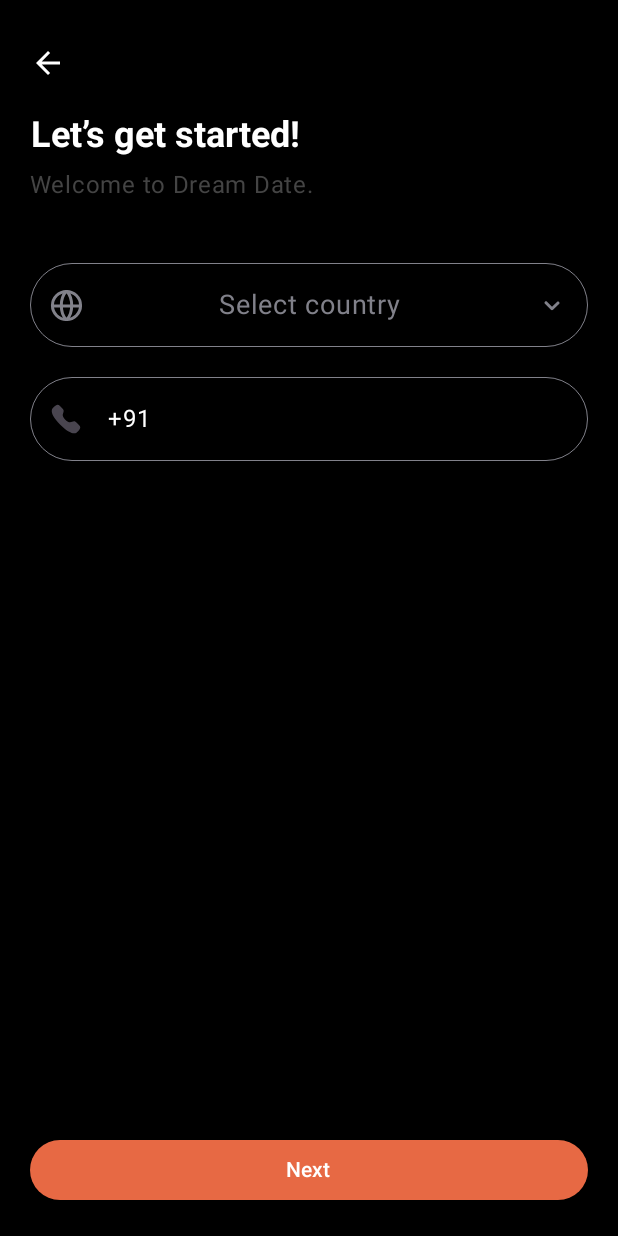
After one commit to askNilesh/Dream-Date, an Android app built with Jetpack Compose: the @Preview function EnterPhoneNumberScreen, on a phone screen of 412 x 824 dp. The commit adds this screen. Run offline under Robolectric (Android 15) with nearby library versions, the phone set to English and light mode, and no system bars.

Commit message:
- Implemented enter phone number screen

```diff
--- a/app/src/main/AndroidManifest.xml
+++ b/app/src/main/AndroidManifest.xml
@@ -15,6 +15,7 @@
       android:name=".MainActivity"
       android:exported="true"
       android:label="@string/app_name"
+      android:windowSoftInputMode="adjustResize"
       android:theme="@style/Theme.DreamDate">
       <intent-filter>
         <action android:name="android.intent.action.MAIN" />
--- /dev/null
+++ b/app/src/main/java/com/asknilesh/dreamdate/common_components/DefaultButton.kt
@@ -0,0 +1,32 @@
+package com.asknilesh.dreamdate.common_components
+
+import androidx.compose.foundation.layout.fillMaxWidth
+import androidx.compose.material3.ButtonDefaults
+import androidx.compose.material3.ElevatedButton
+import androidx.compose.material3.Text
+import androidx.compose.runtime.Composable
+import androidx.compose.ui.Modifier
+import androidx.compose.ui.graphics.Color
+import androidx.compose.ui.tooling.preview.Preview
+import com.asknilesh.dreamdate.ui.theme.ButtonColor
+
+@Composable
+@Preview
+fun CommonButton(
+  modifier: Modifier = Modifier.fillMaxWidth(),
+  buttonText: String = "Continue",
+  buttonContainerColor: Color = ButtonColor,
+  contentColor: Color = Color.White,
+  onClick: () -> Unit = { }
+) {
+  ElevatedButton(
+    onClick = { onClick() },
+    modifier = modifier,
+    colors = ButtonDefaults.buttonColors(
+      containerColor = buttonContainerColor,
+      contentColor = contentColor
+    )
+  ) {
+    Text(text = buttonText)
+  }
+}
--- /dev/null
+++ b/app/src/main/java/com/asknilesh/dreamdate/common_components/PrefixTransformation.kt
@@ -0,0 +1,31 @@
+package com.asknilesh.dreamdate.common_components
+
+import androidx.compose.ui.text.AnnotatedString
+import androidx.compose.ui.text.input.OffsetMapping
+import androidx.compose.ui.text.input.TransformedText
+import androidx.compose.ui.text.input.VisualTransformation
+
+class PrefixTransformation(val prefix: String) : VisualTransformation {
+  override fun filter(text: AnnotatedString): TransformedText {
+    return PrefixFilter(text, prefix)
+  }
+}
+
+fun PrefixFilter(number: AnnotatedString, prefix: String): TransformedText {
+
+  val out = prefix + number.text
+  val prefixOffset = prefix.length
+
+  val numberOffsetTranslator = object : OffsetMapping {
+    override fun originalToTransformed(offset: Int): Int {
+      return offset + prefixOffset
+    }
+
+    override fun transformedToOriginal(offset: Int): Int {
+      if (offset < prefixOffset) return 0
+      return offset - prefixOffset
+    }
+  }
+
+  return TransformedText(AnnotatedString(out), numberOffsetTranslator)
+}
--- a/app/src/main/java/com/asknilesh/dreamdate/navigation/DreamDateNavigation.kt
+++ b/app/src/main/java/com/asknilesh/dreamdate/navigation/DreamDateNavigation.kt
@@ -4,19 +4,25 @@ import androidx.compose.runtime.Composable
 import androidx.navigation.compose.NavHost
 import androidx.navigation.compose.composable
 import androidx.navigation.compose.rememberNavController
+import com.asknilesh.dreamdate.screens.create_account.EnterPhoneNumberScreen
 import com.asknilesh.dreamdate.screens.intro.IntroScreen
 import com.asknilesh.dreamdate.screens.login.LoginScreen
 
 @Composable
 fun DreamDateNavigation() {
   val navController = rememberNavController()
-  NavHost(navController = navController, startDestination = DreamDateScreens.INTRO_SCREEN.name) {
+  NavHost(navController = navController, startDestination = DreamDateScreens.ENTER_PHONE_NUMBER_SCREEN.name) {
 
     composable(DreamDateScreens.INTRO_SCREEN.name) {
       IntroScreen(navController = navController)
     }
+
     composable(DreamDateScreens.LOGIN_SCREEN.name) {
-      LoginScreen()
+      LoginScreen(navController = navController)
+    }
+
+    composable(DreamDateScreens.ENTER_PHONE_NUMBER_SCREEN.name) {
+      EnterPhoneNumberScreen()
     }
 
   }
--- a/app/src/main/java/com/asknilesh/dreamdate/navigation/DreamDateScreens.kt
+++ b/app/src/main/java/com/asknilesh/dreamdate/navigation/DreamDateScreens.kt
@@ -3,6 +3,7 @@ package com.asknilesh.dreamdate.navigation
 enum class DreamDateScreens {
   INTRO_SCREEN,
   LOGIN_SCREEN,
+  ENTER_PHONE_NUMBER_SCREEN,
   SIGNUP_SCREEN,
   HOME_SCREEN,
   BOOK_DETAILS_SCREEN,
@@ -13,6 +14,7 @@ enum class DreamDateScreens {
       when (route?.substringBefore("/")) {
         INTRO_SCREEN.name -> INTRO_SCREEN
         LOGIN_SCREEN.name -> LOGIN_SCREEN
+        ENTER_PHONE_NUMBER_SCREEN.name -> ENTER_PHONE_NUMBER_SCREEN
         SIGNUP_SCREEN.name -> SIGNUP_SCREEN
         HOME_SCREEN.name -> HOME_SCREEN
         BOOK_DETAILS_SCREEN.name -> BOOK_DETAILS_SCREEN
--- /dev/null
+++ b/app/src/main/java/com/asknilesh/dreamdate/screens/create_account/EnterPhoneNumberScreen.kt
@@ -0,0 +1,201 @@
+package com.asknilesh.dreamdate.screens.create_account
+
+import android.annotation.SuppressLint
+import androidx.compose.foundation.background
+import androidx.compose.foundation.border
+import androidx.compose.foundation.clickable
+import androidx.compose.foundation.layout.Column
+import androidx.compose.foundation.layout.Spacer
+import androidx.compose.foundation.layout.WindowInsets
+import androidx.compose.foundation.layout.asPaddingValues
+import androidx.compose.foundation.layout.fillMaxHeight
+import androidx.compose.foundation.layout.fillMaxWidth
+import androidx.compose.foundation.layout.height
+import androidx.compose.foundation.layout.ime
+import androidx.compose.foundation.layout.imePadding
+import androidx.compose.foundation.layout.padding
+import androidx.compose.foundation.rememberScrollState
+import androidx.compose.foundation.shape.CircleShape
+import androidx.compose.foundation.text.KeyboardOptions
+import androidx.compose.foundation.verticalScroll
+import androidx.compose.material.icons.Icons
+import androidx.compose.material.icons.filled.ArrowBack
+import androidx.compose.material3.ExperimentalMaterial3Api
+import androidx.compose.material3.Icon
+import androidx.compose.material3.MaterialTheme
+import androidx.compose.material3.Scaffold
+import androidx.compose.material3.Text
+import androidx.compose.material3.TextField
+import androidx.compose.material3.TextFieldDefaults
+import androidx.compose.runtime.Composable
+import androidx.compose.runtime.mutableStateOf
+import androidx.compose.runtime.remember
+import androidx.compose.ui.Modifier
+import androidx.compose.ui.graphics.Color
+import androidx.compose.ui.res.painterResource
+import androidx.compose.ui.text.font.FontWeight
+import androidx.compose.ui.text.input.ImeAction
+import androidx.compose.ui.text.input.KeyboardType
+import androidx.compose.ui.text.style.TextAlign
+import androidx.compose.ui.tooling.preview.Preview
+import androidx.compose.ui.unit.dp
+import androidx.compose.ui.unit.sp
+import com.asknilesh.dreamdate.R
+import com.asknilesh.dreamdate.common_components.CommonButton
+import com.asknilesh.dreamdate.common_components.PrefixTransformation
+import com.asknilesh.dreamdate.ui.theme.LightGrey
+
+@SuppressLint("UnusedMaterial3ScaffoldPaddingParameter")
+@OptIn(ExperimentalMaterial3Api::class)
+@Composable @Preview(showSystemUi = true)
+fun EnterPhoneNumberScreen() {
+  val countryState = remember {
+    mutableStateOf("")
+  }
+  val phoneNumberState = remember {
+    mutableStateOf("")
+  }
+  Scaffold(
+    modifier = Modifier
+      .fillMaxWidth()
+      .fillMaxHeight()
+    ,
+    containerColor = Color.Black,
+  ) { paddings ->
+
+    Column(
+      modifier = Modifier
+        .fillMaxWidth()
+        .fillMaxHeight()
+        .padding( 20.dp )
+        .verticalScroll(rememberScrollState())
+    ) {
+      Spacer(modifier = Modifier.height(10.dp))
+      Icon(imageVector = Icons.Default.ArrowBack,
+        contentDescription = "Back",
+        tint = Color.White,
+        modifier = Modifier.clickable {
+
+        })
+      Spacer(modifier = Modifier.height(20.dp))
+
+      Text(
+        text = "Let’s get started!",
+        style = MaterialTheme.typography.headlineSmall,
+        color = Color.White,
+        textAlign = TextAlign.Center,
+        fontWeight = FontWeight.Bold
+      )
+
+      Spacer(modifier = Modifier.height(5.dp))
+
+      Text(
+        text = "Welcome to Dream Date.",
+        style = MaterialTheme.typography.bodyLarge,
+        textAlign = TextAlign.Justify,
+        color = Color.DarkGray
+      )
+      Spacer(modifier = Modifier.height(40.dp))
+
+      TextField(
+        modifier = Modifier
+          .fillMaxWidth()
+          .border(0.5.dp, LightGrey, CircleShape),
+
+        shape = CircleShape,
+        value = countryState.value,
+        onValueChange = {
+          countryState.value = it
+        },
+        enabled = false,
+        leadingIcon = {
+          Icon(
+            painter = painterResource(id = R.drawable.ic_world),
+            contentDescription = "Select country"
+          )
+        },
+        trailingIcon = {
+          Icon(
+            painter = painterResource(id = R.drawable.ic_down),
+            contentDescription = "Select country"
+          )
+        },
+        placeholder = {
+          Text(
+            text = "Select country",
+            textAlign = TextAlign.Center,
+            fontSize = 18.sp,
+            color = LightGrey,
+            modifier = Modifier.fillMaxWidth()
+          )
+        },
+        colors = TextFieldDefaults.textFieldColors(
+          textColor = Color.White,
+          disabledTextColor = Color.Transparent,
+          containerColor = Color.Transparent,
+          focusedIndicatorColor = Color.Transparent,
+          unfocusedIndicatorColor = Color.Transparent,
+          disabledIndicatorColor = Color.Transparent,
+          disabledLeadingIconColor = LightGrey,
+          disabledTrailingIconColor = LightGrey,
+          disabledLabelColor = LightGrey
+        ),
+        textStyle = MaterialTheme.typography.bodyLarge
+      )
+      Spacer(modifier = Modifier.height(20.dp))
+      TextField(
+        modifier = Modifier
+          .fillMaxWidth()
+          .border(0.5.dp, LightGrey, CircleShape),
+        shape = CircleShape,
+        value = phoneNumberState.value,
+        onValueChange = {
+          phoneNumberState.value = it
+        },
+        enabled = true,
+        leadingIcon = {
+          Icon(
+            painter = painterResource(id = R.drawable.ic_call),
+            contentDescription = "Phone Number"
+          )
+        },
+        placeholder = {
+          Text(
+            text = "XXX  XXX  XX  XX",
+            textAlign = TextAlign.Center,
+            fontSize = 18.sp,
+            color = LightGrey,
+            modifier = Modifier.fillMaxWidth()
+          )
+        },
+        colors = TextFieldDefaults.textFieldColors(
+          textColor = Color.White,
+          disabledTextColor = Color.Transparent,
+          containerColor = Color.Transparent,
+          focusedIndicatorColor = Color.Transparent,
+          unfocusedIndicatorColor = Color.Transparent,
+          disabledIndicatorColor = Color.Transparent,
+          disabledLeadingIconColor = LightGrey,
+          disabledTrailingIconColor = LightGrey,
+          disabledLabelColor = LightGrey
+        ),
+        visualTransformation = PrefixTransformation("+91 "),
+        keyboardOptions = KeyboardOptions(
+          keyboardType = KeyboardType.Phone,
+          imeAction = ImeAction.Done
+        ),
+        textStyle = MaterialTheme.typography.bodyLarge,
+        maxLines = 1,
+      )
+      Spacer(
+        modifier = Modifier
+          .background(Color.Blue)
+          .weight(1f),
+      )
+      CommonButton(buttonText = "Next")
+
+
+    }
+
+  }
+}
--- a/app/src/main/java/com/asknilesh/dreamdate/screens/login/LoginScreen.kt
+++ b/app/src/main/java/com/asknilesh/dreamdate/screens/login/LoginScreen.kt
@@ -11,10 +11,11 @@ import androidx.compose.runtime.Composable
 import androidx.compose.ui.Modifier
 import androidx.compose.ui.platform.LocalUriHandler
 import androidx.compose.ui.unit.dp
+import androidx.navigation.NavHostController
 import com.asknilesh.dreamdate.common_components.BuildAppNameAndLogo
 
 @Composable
-fun LoginScreen(/*navController: NavHostController*/) {
+fun LoginScreen(navController: NavHostController) {
 
   val uriHandler = LocalUriHandler.current
 
--- a/app/src/main/java/com/asknilesh/dreamdate/ui/theme/Color.kt
+++ b/app/src/main/java/com/asknilesh/dreamdate/ui/theme/Color.kt
@@ -12,3 +12,5 @@ val Pink40 = Color(0xFF7D5260)
 
 
 val SocialButtonColor = Color(0xFF1AFFFFFF)
+val LightGrey = Color(0xFF81818A)
+val ButtonColor = Color(0xFFE76944)
--- /dev/null
+++ b/app/src/main/res/drawable/ic_down.xml
@@ -0,0 +1,10 @@
+<vector xmlns:android="http://schemas.android.com/apk/res/android"
+    android:width="24dp"
+    android:height="24dp"
+    android:viewportWidth="24"
+    android:viewportHeight="24">
+  <path
+      android:pathData="M12,15.5C11.744,15.5 11.488,15.402 11.293,15.207L7.293,11.207C6.902,10.816 6.902,10.184 7.293,9.793C7.684,9.402 8.316,9.402 8.707,9.793L12.012,13.098L15.305,9.918C15.704,9.535 16.335,9.546 16.719,9.943C17.103,10.34 17.092,10.974 16.695,11.357L12.695,15.219C12.5,15.407 12.25,15.5 12,15.5Z"
+      android:fillColor="#81818A"
+      android:fillType="evenOdd"/>
+</vector>
--- /dev/null
+++ b/app/src/main/res/drawable/ic_world.xml
@@ -0,0 +1,20 @@
+<vector xmlns:android="http://schemas.android.com/apk/res/android"
+    android:width="22dp"
+    android:height="22dp"
+    android:viewportWidth="22"
+    android:viewportHeight="22">
+  <path
+      android:pathData="M11,20.375C16.178,20.375 20.375,16.178 20.375,11C20.375,5.822 16.178,1.625 11,1.625C5.822,1.625 1.625,5.822 1.625,11C1.625,16.178 5.822,20.375 11,20.375Z"
+      android:strokeLineJoin="round"
+      android:strokeWidth="2"
+      android:fillColor="#00000000"
+      android:strokeColor="#81818A"
+      android:strokeLineCap="round"/>
+  <path
+      android:pathData="M2,11.375H20M11.375,20.3C15.5,15.5 15.5,6.5 11.375,1.7M10.625,20.3C6.5,15.5 6.5,6.5 10.625,1.7"
+      android:strokeLineJoin="round"
+      android:strokeWidth="2"
+      android:fillColor="#00000000"
+      android:strokeColor="#81818A"
+      android:strokeLineCap="round"/>
+</vector>
```
Also changed, not shown: app/build.gradle (+5 -4 lines), app/src/main/java/com/asknilesh/dreamdate/MainActivity.kt (+5 -2 lines).
